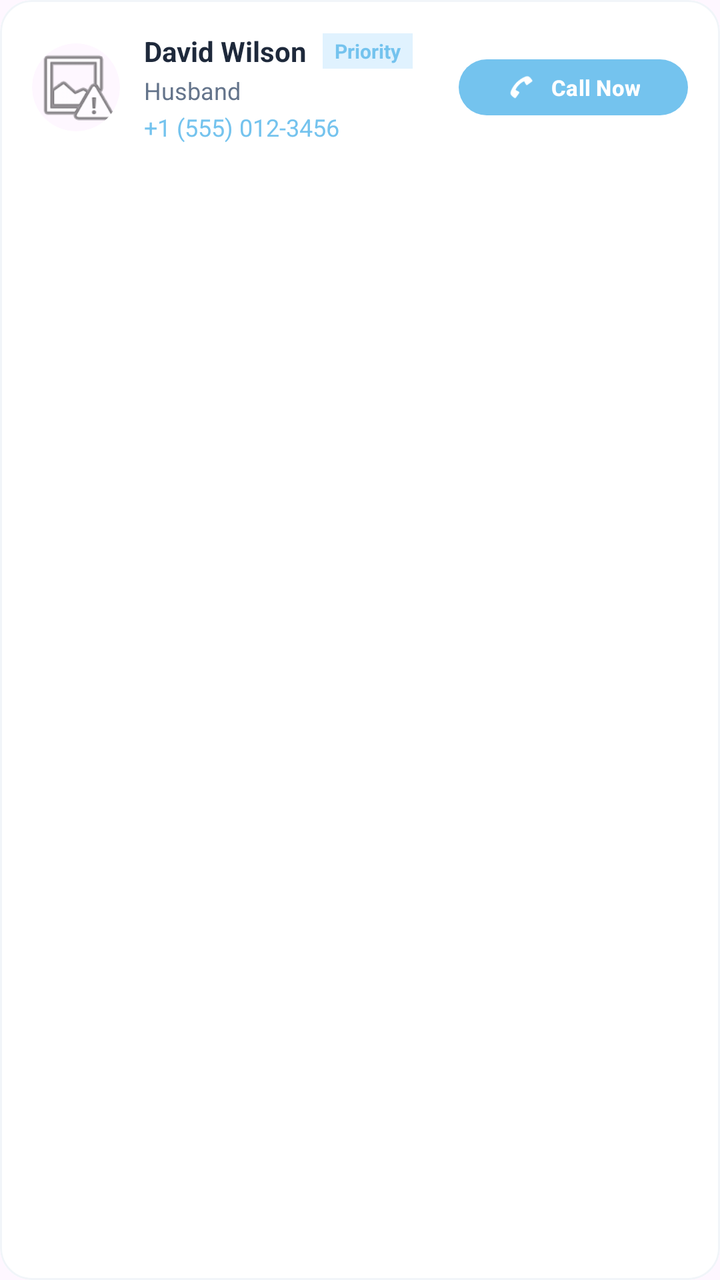
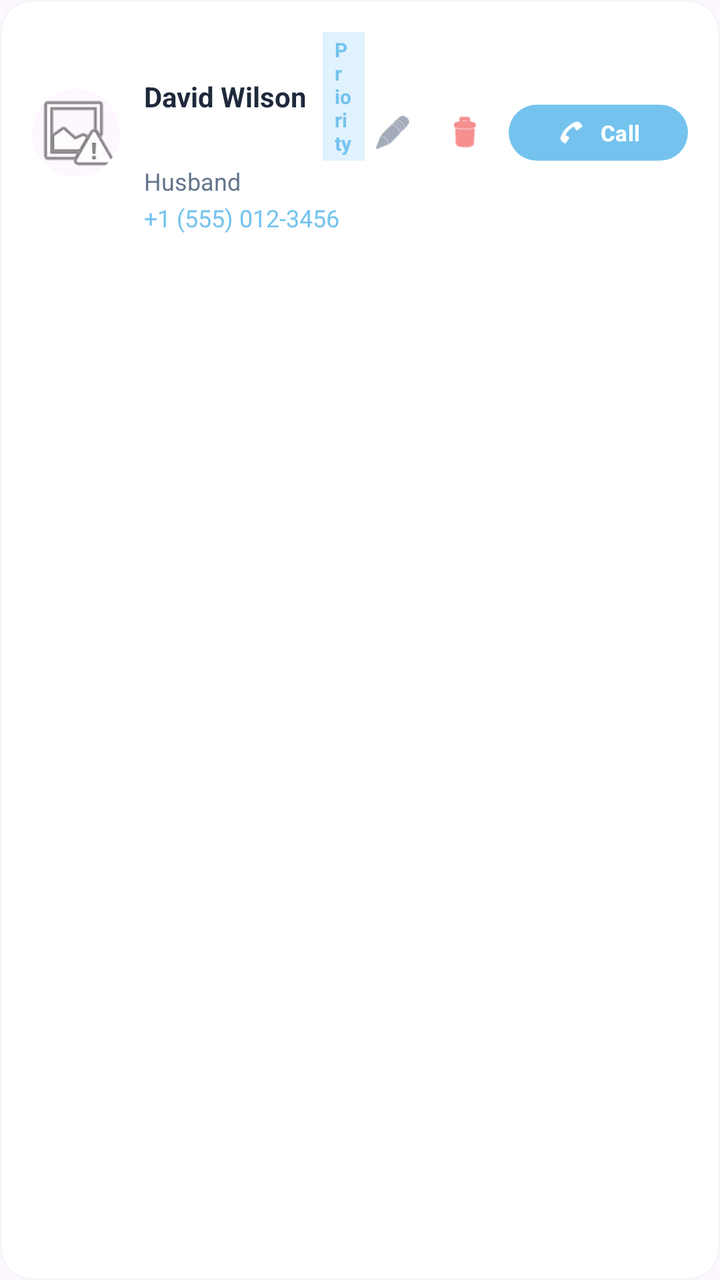

The first picture is an Android layout as it rendered before a commit; the second is the same layout after the commit. The layout source and the unified diff follow.
<!-- AndroidManifest.xml: application theme Theme.SafeRoute -->
<!-- res/layout/item_contact.xml -->
<?xml version="1.0" encoding="utf-8"?>
<com.google.android.material.card.MaterialCardView
    xmlns:android="http://schemas.android.com/apk/res/android"
    xmlns:app="http://schemas.android.com/apk/res-auto"
    android:layout_width="match_parent"
    android:layout_height="wrap_content"
    android:layout_marginVertical="6dp"
    app:cardCornerRadius="16dp"
    app:cardBackgroundColor="#FFFFFF"
    app:strokeWidth="1dp"
    app:strokeColor="#F1F5F9"
    app:cardElevation="0dp">

    <RelativeLayout
        android:layout_width="match_parent"
        android:layout_height="wrap_content"
        android:padding="16dp">

        <com.google.android.material.card.MaterialCardView
            android:id="@+id/avatarContainer"
            android:layout_width="44dp"
            android:layout_height="44dp"
            app:cardCornerRadius="22dp"
            app:strokeWidth="0dp"
            android:layout_alignParentStart="true"
            android:layout_centerVertical="true">
            <ImageView
                android:layout_width="match_parent"
                android:layout_height="match_parent"
                android:src="@android:drawable/ic_menu_report_image"
                android:scaleType="centerCrop"/>
        </com.google.android.material.card.MaterialCardView>

        <LinearLayout
            android:id="@+id/infoLayout"
            android:layout_width="wrap_content"
            android:layout_height="wrap_content"
            android:orientation="vertical"
            android:layout_toEndOf="@id/avatarContainer"
            android:layout_marginStart="12dp"
            android:layout_centerVertical="true">

            <LinearLayout
                android:layout_width="wrap_content"
                android:layout_height="wrap_content"
                android:orientation="horizontal"
                android:gravity="center_vertical">
                <TextView
                    android:id="@+id/contactNameTv"
                    android:layout_width="wrap_content"
                    android:layout_height="wrap_content"
                    android:text="David Wilson"
                    android:textColor="#1E293B"
                    android:textStyle="bold"
                    android:textSize="14sp"/>
                <TextView
                    android:id="@+id/priorityBadge"
                    android:layout_width="wrap_content"
                    android:layout_height="wrap_content"
                    android:text="Priority"
                    android:textColor="#74C3EE"
                    android:background="#E0F2FE"
                    android:textSize="10sp"
                    android:textStyle="bold"
                    android:paddingHorizontal="6dp"
                    android:paddingVertical="2dp"
                    android:layout_marginStart="8dp"
                    android:visibility="visible"/>
            </LinearLayout>

            <TextView
                android:id="@+id/relationshipTv"
                android:layout_width="wrap_content"
                android:layout_height="wrap_content"
                android:text="Husband"
                android:textColor="#64748B"
                android:textSize="12sp"
                android:layout_marginTop="2dp"/>

            <TextView
                android:id="@+id/phoneTv"
                android:layout_width="wrap_content"
                android:layout_height="wrap_content"
                android:text="+1 (555) 012-3456"
                android:textColor="#74C3EE"
                android:textSize="12sp"
                android:layout_marginTop="2dp"/>
        </LinearLayout>

        <com.google.android.material.button.MaterialButton
            android:id="@+id/callNowBtn"
            android:layout_width="wrap_content"
            android:layout_height="36dp"
            android:text="Call Now"
            android:textSize="11sp"
            android:textStyle="bold"
            android:textColor="#FFFFFF"
            app:backgroundTint="#74C3EE"
            app:cornerRadius="18dp"
            android:layout_alignParentEnd="true"
            android:layout_centerVertical="true"
            app:icon="@android:drawable/sym_action_call"
            app:iconSize="14dp"
            app:iconTint="#FFFFFF"/>

    </RelativeLayout>
</com.google.android.material.card.MaterialCardView>
<!-- resources referenced by this layout -->
<resources>
  <style name="Theme.SafeRoute" parent="Base.Theme.SafeRoute" />
  <style name="Base.Theme.SafeRoute" parent="Theme.Material3.DayNight.NoActionBar">
          
          
      </style>
</resources>

<!-- the commit's change to res/layout/item_contact.xml (unified diff, before → after) -->
@@ -33,10 +33,11 @@
 
         <LinearLayout
             android:id="@+id/infoLayout"
-            android:layout_width="wrap_content"
+            android:layout_width="match_parent"
             android:layout_height="wrap_content"
             android:orientation="vertical"
             android:layout_toEndOf="@id/avatarContainer"
+            android:layout_toStartOf="@+id/actionsContainer"
             android:layout_marginStart="12dp"
             android:layout_centerVertical="true">
 
@@ -87,21 +88,49 @@
                 android:layout_marginTop="2dp"/>
         </LinearLayout>
 
-        <com.google.android.material.button.MaterialButton
-            android:id="@+id/callNowBtn"
+        <LinearLayout
+            android:id="@+id/actionsContainer"
             android:layout_width="wrap_content"
-            android:layout_height="36dp"
-            android:text="Call Now"
-            android:textSize="11sp"
-            android:textStyle="bold"
-            android:textColor="#FFFFFF"
-            app:backgroundTint="#74C3EE"
-            app:cornerRadius="18dp"
+            android:layout_height="wrap_content"
+            android:orientation="horizontal"
+            android:gravity="center_vertical"
             android:layout_alignParentEnd="true"
-            android:layout_centerVertical="true"
-            app:icon="@android:drawable/sym_action_call"
-            app:iconSize="14dp"
-            app:iconTint="#FFFFFF"/>
+            android:layout_centerVertical="true">
+
+            <ImageView
+                android:id="@+id/editContactBtn"
+                android:layout_width="28dp"
+                android:layout_height="28dp"
+                android:src="@android:drawable/ic_menu_edit"
+                android:layout_marginEnd="8dp"
+                android:padding="4dp"
+                app:tint="#64748B"
+                android:background="?attr/selectableItemBackgroundBorderless"/>
+
+            <ImageView
+                android:id="@+id/deleteContactBtn"
+                android:layout_width="28dp"
+                android:layout_height="28dp"
+                android:src="@android:drawable/ic_menu_delete"
+                android:layout_marginEnd="8dp"
+                android:padding="4dp"
+                app:tint="#EF4444"
+                android:background="?attr/selectableItemBackgroundBorderless"/>
+
+            <com.google.android.material.button.MaterialButton
+                android:id="@+id/callNowBtn"
+                android:layout_width="wrap_content"
+                android:layout_height="36dp"
+                android:text="Call"
+                android:textSize="11sp"
+                android:textStyle="bold"
+                android:textColor="#FFFFFF"
+                app:backgroundTint="#74C3EE"
+                app:cornerRadius="18dp"
+                app:icon="@android:drawable/sym_action_call"
+                app:iconSize="14dp"
+                app:iconTint="#FFFFFF"/>
+        </LinearLayout>
 
     </RelativeLayout>
 </com.google.android.material.card.MaterialCardView>
